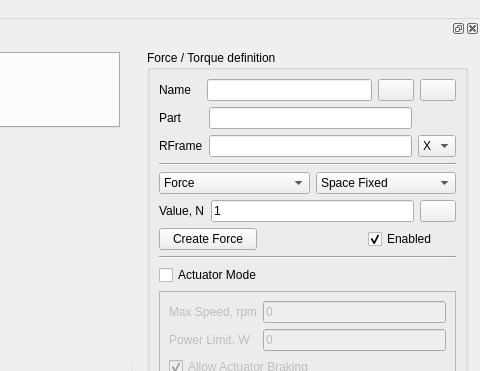
Before: the Qt Designer form main_window.ui in valeriy-sh79/SimPhant, drawn with Qt 5; both pictures show x 729 to 1209 and y 0 to 371 of the 1209 by 856 pixel window.
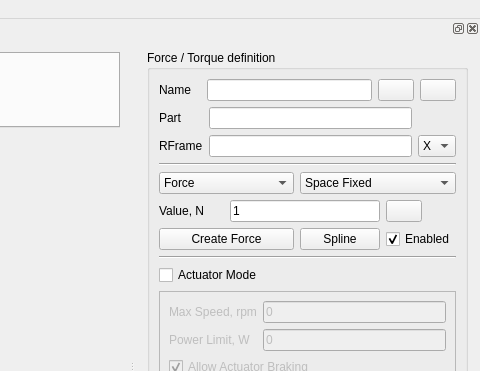
After: the same form once the commit is applied. The open tabs and pages were chosen to show the change. Icons and pictures are not drawn.

What changed in the file:
```diff
--- a/main_window.ui
+++ b/main_window.ui
@@ -2977,7 +2977,7 @@
             </item>
             <item>
              <layout class="QGridLayout" name="gridLayout_14">
-              <item row="0" column="0" colspan="3">
+              <item row="0" column="0" colspan="2">
                <widget class="QComboBox" name="cmbForceType">
                 <property name="toolTip">
                  <string>&lt;html&gt;&lt;head/&gt;&lt;body&gt;&lt;p&gt;Define whether the Force or Torque is being applied&lt;/p&gt;&lt;/body&gt;&lt;/html&gt;</string>
@@ -3006,7 +3006,7 @@
                 </item>
                </widget>
               </item>
-              <item row="0" column="3" colspan="3">
+              <item row="0" column="2" colspan="2">
                <widget class="QComboBox" name="cmbSpaceBody">
                 <property name="toolTip">
                  <string>&lt;html&gt;&lt;head/&gt;&lt;body&gt;&lt;p&gt;Define if the Force/Torque is dynamically constrained to the Space or to the Body. &lt;/p&gt;&lt;/body&gt;&lt;/html&gt;</string>
@@ -3042,7 +3042,7 @@
                 </property>
                </widget>
               </item>
-              <item row="1" column="1" colspan="4">
+              <item row="1" column="1" colspan="2">
                <widget class="QLineEdit" name="Edit_ForceValue">
                 <property name="toolTip">
                  <string>&lt;html&gt;&lt;head/&gt;&lt;body&gt;&lt;p&gt;Specify the Force / Torque Value.&lt;/p&gt;&lt;p&gt;User-defined time dependent function f(t) is supported.&lt;/p&gt;&lt;p&gt;The Force / Torque can be defined as a combination of the math functions of time. &lt;/p&gt;&lt;p&gt;Following functions can be directly entered in the input field:&lt;/p&gt;&lt;p&gt;sin(t), cos(t), tan(t), sqrt(t) (Square root), exp(t) (Exponential), abs(t) (Absolute value), pi.&lt;/p&gt;&lt;p&gt;It is possible to use ‘np.’ to call any standard NumPy math function, for example:&lt;/p&gt;&lt;p&gt;np.cosh(t), np.round(t), np.sign(t), etc.&lt;/p&gt;&lt;p&gt;Following custom functions are supported in the program:&lt;/p&gt;&lt;p&gt;The STEP function changes smoothly between two specified values.&lt;/p&gt;&lt;p&gt;Syntax: step(t; t0; F0; t1; F1)&lt;/p&gt;&lt;p&gt;The IF function:&lt;/p&gt;&lt;p&gt;Syntax: if(&amp;lt;condition&amp;gt;; &amp;lt;value if less or equal to 0&amp;gt;; &amp;lt;value if greater than 0&amp;gt;).&lt;/p&gt;&lt;/body&gt;&lt;/html&gt;</string>
@@ -3052,7 +3052,7 @@
                 </property>
                </widget>
               </item>
-              <item row="1" column="5">
+              <item row="1" column="3">
                <widget class="QPushButton" name="btnUpdateForceTorque">
                 <property name="maximumSize">
                  <size>
@@ -3081,20 +3081,17 @@
                 </property>
                </widget>
               </item>
-              <item row="2" column="2" colspan="2">
-               <spacer name="horizontalSpacer_5">
-                <property name="orientation">
-                 <enum>Qt::Orientation::Horizontal</enum>
+              <item row="2" column="2">
+               <widget class="QPushButton" name="btnSplineForce">
+                <property name="toolTip">
+                 <string>Create new Force / Torque</string>
                 </property>
-                <property name="sizeHint" stdset="0">
-                 <size>
-                  <width>40</width>
-                  <height>20</height>
-                 </size>
+                <property name="text">
+                 <string>Spline</string>
                 </property>
-               </spacer>
+               </widget>
               </item>
-              <item row="2" column="4" colspan="2">
+              <item row="2" column="3">
                <widget class="QCheckBox" name="chkEnabledForce">
                 <property name="toolTip">
                  <string>Enable / Disable Force / Torque in the Simulation</string>
```
Left out of the diff: 40 changed lines with no effect on the pictures.
